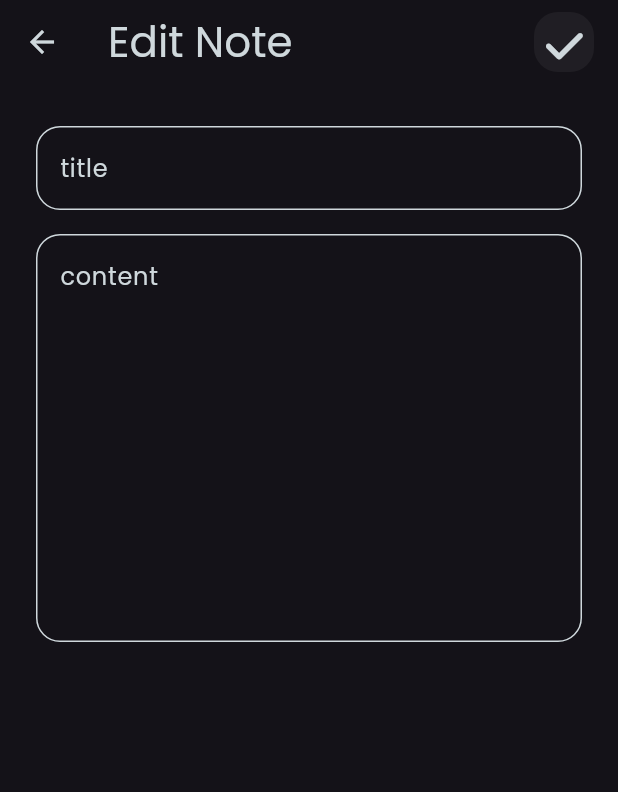
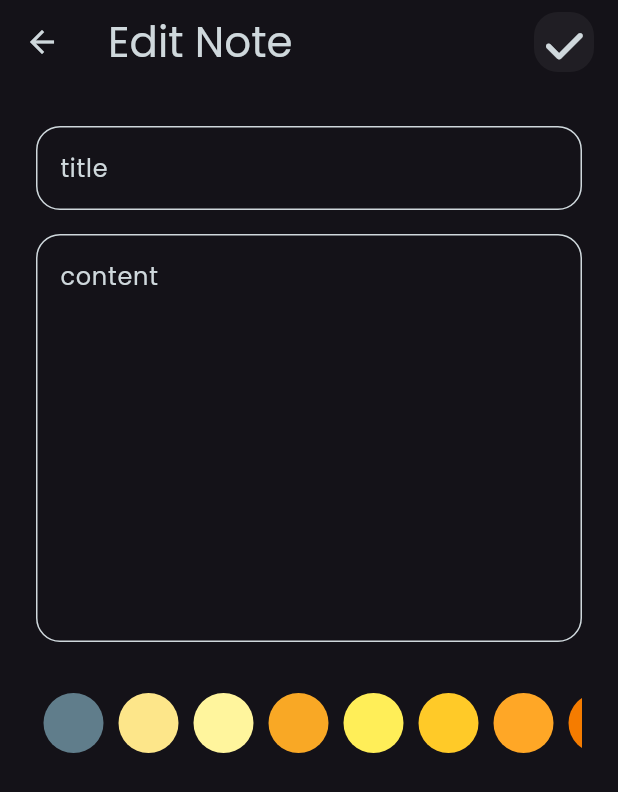
Before and after one commit to MohammedHashemBdier/Notes-App, a Flutter app: the EditNoteView screen opened directly with empty values, on a phone screen of 412 x 824 dp. Shown: the top 792 px of the screen. Run offline on Flutter 3.47's test engine with Material 3 defaults, Android fonts, the phone set to English and light mode, and no system bars; our stand-ins replace flutter_bloc, font_awesome_flutter, hive, hive_flutter; accounts and stored records are empty.

Commit message:
Add colors list view to edit note view

```diff
--- a/lib/const.dart
+++ b/lib/const.dart
@@ -1 +1,90 @@
+import 'dart:ui';
+
 const String kNotsBox = "nots_box";
+List<Color> kColors = const [
+  Color(0xFF607D8B), // Cool Gray
+  Color(0xFFFDE68A), // Light Yellow
+  Color(0xFFFFF59D), // Soft Yellow
+  Color(0xFFF9A825), // Bright Gold
+  Color(0xFFFFEE58), // Lemon Yellow
+  Color(0xFFFFCA28), // Amber
+  Color(0xFFFFA726), // Orange
+  Color(0xFFF57C00), // Dark Orange
+  Color(0xFFFF7043), // Coral
+  Color(0xFFEF5350), // Light Red
+  Color(0xFFE57373), // Soft Red
+  Color(0xFFEF9A9A), // Pale Pink
+  Color(0xFFFFCDD2), // Baby Pink
+  Color(0xFFF48FB1), // Pink
+  Color(0xFFEC407A), // Bright Pink
+  Color(0xFFD81B60), // Hot Pink
+  Color(0xFFC2185B), // Raspberry
+  Color(0xFFAD1457), // Deep Rose
+  Color(0xFF6A1B9A), // Purple
+  Color(0xFF8E24AA), // Orchid
+  Color(0xFF9C27B0), // Violet
+  Color(0xFFBA68C8), // Light Purple
+  Color(0xFFE1BEE7), // Lavender
+  Color(0xFF673AB7), // Deep Violet
+  Color(0xFF5E35B1), // Royal Purple
+  Color(0xFF512DA8), // Indigo
+  Color(0xFF3F51B5), // Deep Blue
+  Color(0xFF3949AB), // Medium Indigo
+  Color(0xFF1E88E5), // Blue
+  Color(0xFF42A5F5), // Sky Blue
+  Color(0xFF64B5F6), // Light Sky Blue
+  Color(0xFF90CAF9), // Pale Blue
+  Color(0xFF81D4FA), // Light Cyan
+  Color(0xFF80DEEA), // Aqua
+  Color(0xFF00ACC1), // Teal
+  Color(0xFF26A69A), // Light Teal
+  Color(0xFF80CBC4), // Mint
+  Color(0xFF66BB6A), // Green
+  Color(0xFF4CAF50), // Medium Green
+  Color(0xFF388E3C), // Dark Green
+  Color(0xFF2E7D32), // Forest Green
+  Color(0xFF81C784), // Pale Green
+  Color(0xFFA5D6A7), // Light Green
+  Color(0xFFFFF176), // Light Yellow
+  Color(0xFFFFEB3B), // Bright Yellow
+  Color(0xFFFFD54F), // Golden Yellow
+  Color(0xFFFF8A65), // Salmon
+  Color(0xFFFFB74D), // Peach
+  Color(0xFFFF5722), // Bright Orange-Red
+  Color(0xFF795548), // Brown
+  Color(0xFFBCAAA4), // Light Brown
+  // Additional Colors
+  Color(0xFF4E342E), // Dark Brown
+  Color(0xFFD7CCC8), // Light Mocha
+  Color(0xFFC2185B), // Cerise
+  Color(0xFF880E4F), // Burgundy
+  Color(0xFF673AB7), // Royal Blue
+  Color(0xFF4527A0), // Dark Purple
+  Color(0xFF311B92), // Midnight Blue
+  Color(0xFF1565C0), // Ocean Blue
+  Color(0xFF0288D1), // Deep Sky Blue
+  Color(0xFF0097A7), // Sea Green
+  Color(0xFF00796B), // Teal Blue
+  Color(0xFF004D40), // Deep Teal
+  Color(0xFF33691E), // Dark Olive
+  Color(0xFF1B5E20), // Forest Green
+  Color(0xFF827717), // Olive Drab
+  Color(0xFF3E2723), // Earth Brown
+  Color(0xFFBF360C), // Burnt Orange
+  Color(0xFFFFAB91), // Light Salmon
+  Color(0xFFFFCCBC), // Blush
+  Color(0xFFFFD740), // Goldenrod
+  Color(0xFFFBC02D), // Gold
+  Color(0xFFFFEB3B), // Yellow
+  Color(0xFFFDD835), // Light Goldenrod
+  Color(0xFFFFF176), // Butter Yellow
+  Color(0xFFF5F5F5), // Snow White
+  Color(0xFFCFD8DC), // Light Gray
+  Color(0xFFB0BEC5), // Cool Gray
+  Color(0xFF90A4AE), // Slate Gray
+  Color(0xFF78909C), // Steel Blue
+  Color(0xFF607D8B), // Blue Gray
+  Color(0xFF455A64), // Charcoal
+  Color(0xFF37474F), // Dark Charcoal
+  Color(0xFF212121), // Jet Black
+];
--- a/lib/views/notes_view.dart
+++ b/lib/views/notes_view.dart
@@ -4,7 +4,6 @@ import 'package:font_awesome_flutter/font_awesome_flutter.dart';
 import 'package:notes_app/cubits/nots_cubit/notes_cubit.dart';
 import 'package:notes_app/views/widgets/add_note_bottom_sheet.dart';
 import 'package:notes_app/views/widgets/custom_app_bar.dart';
-import 'package:notes_app/views/widgets/custom_app_bar_icon.dart';
 import 'package:notes_app/views/widgets/notes_list_view.dart';
 
 class NotesView extends StatefulWidget {
@@ -45,9 +44,7 @@ class _NotesViewState extends State<NotesView> {
       ),
       appBar: customAppBar(
         title: 'Notes',
-        actions: const CustomAppBarIcon(
-          icon: FontAwesomeIcons.magnifyingGlass,
-        ),
+        actions: null,
         leading: null,
       ),
       body: const NotesListView(),
--- a/lib/views/widgets/add_note_form.dart
+++ b/lib/views/widgets/add_note_form.dart
@@ -3,7 +3,7 @@ import 'package:flutter_bloc/flutter_bloc.dart';
 import 'package:intl/intl.dart';
 import 'package:notes_app/cubits/add_note/add_note_cubit.dart';
 import 'package:notes_app/models/note_model.dart';
-import 'package:notes_app/views/widgets/colots_Item_list_view.dart';
+import 'package:notes_app/views/widgets/add_note_colors_Item_list_view.dart';
 import 'package:notes_app/views/widgets/custom_add_note_button.dart';
 import 'package:notes_app/views/widgets/custom_text_form_field.dart';
 
@@ -53,7 +53,7 @@ class _AddNoteFormState extends State<AddNoteForm> {
             },
           ),
           const SizedBox(height: 16),
-          const ColorsListView(),
+          const AddNoteColorsListView(),
           const SizedBox(height: 32),
           BlocBuilder<AddNoteCubit, AddNoteState>(
             builder: (context, state) {
--- /dev/null
+++ b/lib/views/widgets/edit_note_colors_Item_list_view.dart
@@ -0,0 +1,50 @@
+import 'package:flutter/material.dart';
+import 'package:notes_app/const.dart';
+import 'package:notes_app/models/note_model.dart';
+import 'package:notes_app/views/widgets/color_item.dart';
+
+class EditNoteColorsListView extends StatefulWidget {
+  const EditNoteColorsListView({
+    super.key,
+    required this.note,
+  });
+  final NoteModel note;
+  @override
+  State<EditNoteColorsListView> createState() => _EditNoteColorsListViewState();
+}
+
+class _EditNoteColorsListViewState extends State<EditNoteColorsListView> {
+  late int currentIndex;
+  @override
+  void initState() {
+    currentIndex = kColors.indexOf(Color(widget.note.color));
+    super.initState();
+  }
+
+  @override
+  Widget build(BuildContext context) {
+    return SizedBox(
+      height: 60,
+      child: ListView.builder(
+        itemCount: kColors.length,
+        scrollDirection: Axis.horizontal,
+        itemBuilder: (context, index) {
+          return Padding(
+            padding: const EdgeInsets.symmetric(horizontal: 5),
+            child: GestureDetector(
+              onTap: () {
+                currentIndex = index;
+                widget.note.color = kColors[currentIndex].value;
+                setState(() {});
+              },
+              child: ColorItem(
+                isSelected: currentIndex == index,
+                color: kColors[index],
+              ),
+            ),
+          );
+        },
+      ),
+    );
+  }
+}
--- a/lib/views/widgets/edit_note_view_body.dart
+++ b/lib/views/widgets/edit_note_view_body.dart
@@ -3,6 +3,7 @@ import 'package:flutter_bloc/flutter_bloc.dart';
 import 'package:notes_app/cubits/nots_cubit/notes_cubit.dart';
 import 'package:notes_app/models/note_model.dart';
 import 'package:notes_app/views/widgets/custom_text_form_field.dart';
+import 'package:notes_app/views/widgets/edit_note_colors_Item_list_view.dart';
 
 class EditNoteViewBody extends StatefulWidget {
   const EditNoteViewBody({super.key, required this.note});
@@ -58,6 +59,12 @@ class EditNoteViewBodyState extends State<EditNoteViewBody> {
             const SizedBox(
               height: 24,
             ),
+            EditNoteColorsListView(
+              note: widget.note,
+            ),
+            const SizedBox(
+              height: 24,
+            ),
           ],
         ),
       ),
```
Also changed, not shown: lib/views/widgets/add_note_colors_Item_list_view.dart (added, +46 -0 lines), lib/views/widgets/colots_Item_list_view.dart (deleted, +0 -132 lines).
